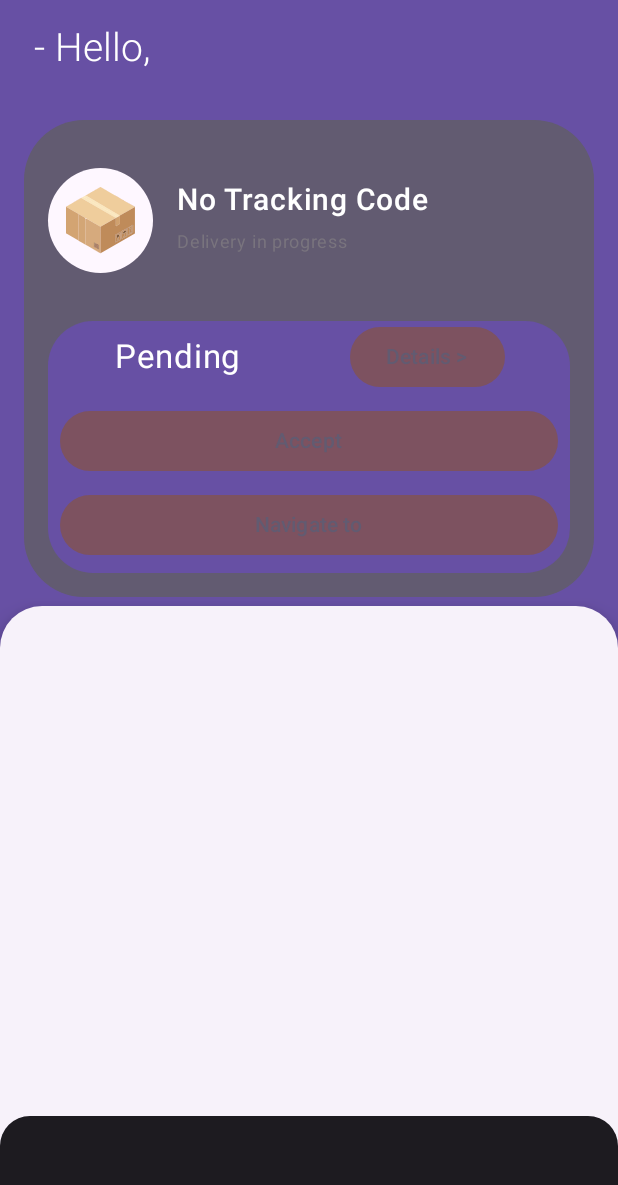
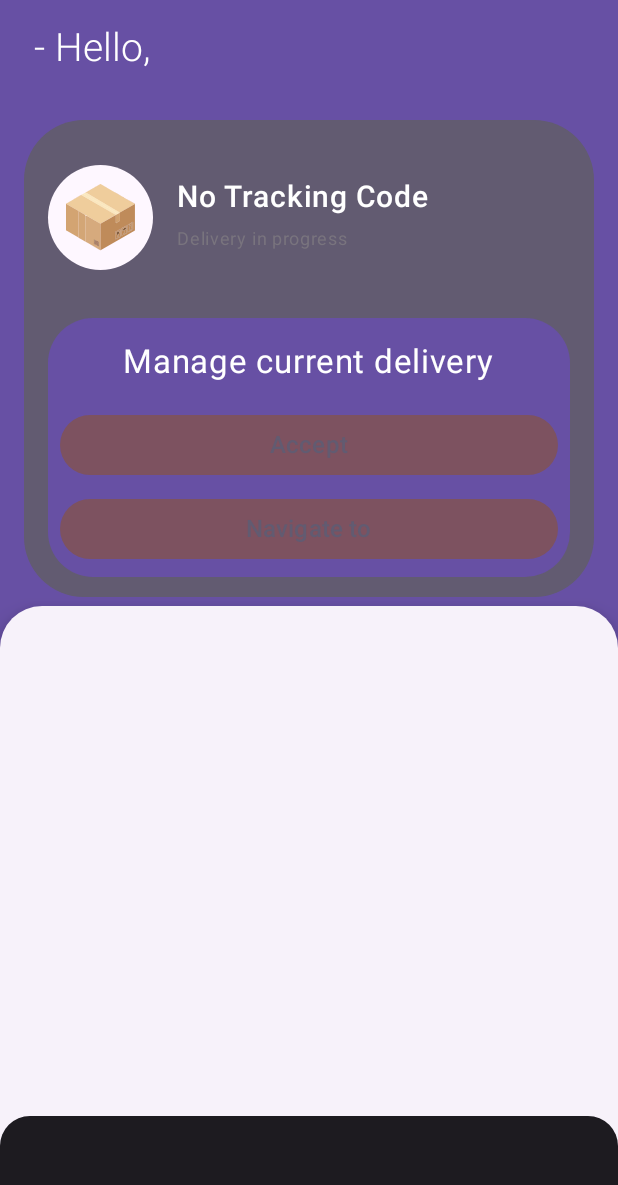
Before and after one commit to ljubicics/door2door-app, an Android app built with Jetpack Compose: the DeliveryDriverScreen screen opened through its navigation route, after a tap on "Navigate to", on a phone screen of 412 x 824 dp. Shown: the top 1185 px of the screen. Run offline under Robolectric (Android 15) with nearby library versions, the phone set to English and light mode, and no system bars; 1 statement that could not run was skipped.

Commit message:
Manage delivery driver actions

```diff
--- a/app/build.gradle.kts
+++ b/app/build.gradle.kts
@@ -23,6 +23,7 @@ android {
         vectorDrawables {
             useSupportLibrary = true
         }
+        signingConfig = signingConfigs.getByName("debug")
     }
 
     buildTypes {
--- a/app/src/main/java/com/example/door2door_app/delivery/data/datasource/DeliveryRemoteDataSource.kt
+++ b/app/src/main/java/com/example/door2door_app/delivery/data/datasource/DeliveryRemoteDataSource.kt
@@ -1,7 +1,7 @@
 package com.example.door2door_app.delivery.data.datasource
 
 import com.example.door2door_app.delivery.data.dto.DeliveryDto
-import com.example.door2door_app.delivery.data.mapper.DeliveryMapper
+import com.example.door2door_app.delivery.data.repository.mapper.DeliveryMapper
 import com.example.door2door_app.delivery.domain.model.Delivery
 import com.example.door2door_app.networking.response.RepositoryResponse
 import com.example.door2door_app.networking.util.safeRequest
--- a/app/src/main/java/com/example/door2door_app/delivery/data/mapper/DeliveryMapper.kt
+++ b/app/src/main/java/com/example/door2door_app/delivery/data/repository/mapper/DeliveryMapper.kt
@@ -1,4 +1,4 @@
-package com.example.door2door_app.delivery.data.mapper
+package com.example.door2door_app.delivery.data.repository.mapper
 
 import com.example.door2door_app.delivery.data.dto.DeliveryDto
 import com.example.door2door_app.delivery.domain.model.Delivery
--- a/app/src/main/java/com/example/door2door_app/delivery/ui/components/DeliveryActions.kt
+++ b/app/src/main/java/com/example/door2door_app/delivery/ui/components/DeliveryActions.kt
@@ -53,72 +53,69 @@ fun DeliveryActions(
             contentColor = MaterialTheme.colorScheme.onPrimary
         )
     ) {
-        Row(
-            horizontalArrangement = Arrangement.Center,
-            verticalAlignment = Alignment.CenterVertically
+        Column(
+            modifier = modifier.fillMaxWidth(),
+            verticalArrangement = Arrangement.Center,
+            horizontalAlignment = Alignment.CenterHorizontally
         ) {
-            Column(
-                modifier = modifier.weight(1f),
-                horizontalAlignment = Alignment.CenterHorizontally,
-                verticalArrangement = Arrangement.Center
+            Row(
+                modifier = Modifier.padding(paddingValues = PaddingValues(16.dp)),
             ) {
                 Text(
-                    text = deliveryStatusText,
-                    fontWeight = FontWeight.Normal,
-                    fontSize = 22.sp
+                    text = "Manage current delivery",
+                    fontSize = 22.sp,
+                    fontWeight = FontWeight.Normal
                 )
             }
-            Column(
-                modifier = modifier.weight(1f),
-                horizontalAlignment = Alignment.CenterHorizontally,
-                verticalArrangement = Arrangement.Center
-            ) {
+            Row {
                 Button(
-                    modifier = Modifier.padding(paddingValues = PaddingValues(end = 16.dp)),
-                    onClick = {},
+                    modifier = Modifier
+                        .fillMaxWidth()
+                        .padding(paddingValues = PaddingValues(start = 8.dp, end = 8.dp, top = 2.dp, bottom = 4.dp)),
+                    onClick = {
+                        val gmmIntentUri =
+                            Uri.parse("google.navigation:q=Trg+Republike,+Belgrade+Serbia")
+                        val mapIntent = Intent(Intent.ACTION_VIEW, gmmIntentUri)
+                        mapIntent.setPackage("com.google.android.apps.maps")
+                        startActivity(context, mapIntent, null)
+                    },
                     colors = ButtonDefaults.buttonColors(
                         containerColor = MaterialTheme.colorScheme.tertiary,
                         contentColor = MaterialTheme.colorScheme.secondary,
                     )
                 ) {
                     Text(
-                        text = "Details >",
+                        text = "Accept",
+                        fontSize = 16.sp,
                         fontWeight = FontWeight.SemiBold
                     )
                 }
             }
-        }
-        Row {
-            Button(
-                modifier = Modifier
-                    .fillMaxWidth()
-                    .padding(paddingValues = PaddingValues(start = 8.dp, end = 8.dp, top = 8.dp, bottom = 4.dp)),
-                onClick = { /*TODO*/ },
-                colors = ButtonDefaults.buttonColors(
-                    containerColor = MaterialTheme.colorScheme.tertiary,
-                    contentColor = MaterialTheme.colorScheme.secondary,
-                )
-            ) {
-                Text(text = "Accept")
-            }
-        }
-        Row {
-            Button(
-                modifier = Modifier
-                    .fillMaxWidth()
-                    .padding(paddingValues = PaddingValues(start = 8.dp, end = 8.dp, top = 4.dp, bottom = 8.dp)),
-                onClick = {
-                    val gmmIntentUri = Uri.parse("google.navigation:q=Banatska+23,+Belgrade+Serbia")
-                    val mapIntent = Intent(Intent.ACTION_VIEW, gmmIntentUri)
-                    mapIntent.setPackage("com.google.android.apps.maps")
-                    startActivity(context, mapIntent, null)
-                },
-                colors = ButtonDefaults.buttonColors(
-                    containerColor = MaterialTheme.colorScheme.tertiary,
-                    contentColor = MaterialTheme.colorScheme.secondary,
-                )
-            ) {
-                Text(text = "Navigate to")
+            Row {
+                Button(
+                    modifier = Modifier
+                        .fillMaxWidth()
+                        .padding(paddingValues = PaddingValues(start = 8.dp, end = 8.dp, top = 4.dp, bottom = 8.dp)),
+                    onClick = {
+                        if (delivery != null) {
+                            val gmmIntentUri =
+                                Uri.parse("google.navigation:q=${delivery.pickupLocation},+Belgrade+Serbia")
+                            val mapIntent = Intent(Intent.ACTION_VIEW, gmmIntentUri)
+                            mapIntent.setPackage("com.google.android.apps.maps")
+                            startActivity(context, mapIntent, null)
+                        }
+                    },
+                    colors = ButtonDefaults.buttonColors(
+                        containerColor = MaterialTheme.colorScheme.tertiary,
+                        contentColor = MaterialTheme.colorScheme.secondary,
+                    )
+                ) {
+                    Text(
+                        text = "Navigate to",
+                        fontSize = 16.sp,
+                        fontWeight = FontWeight.SemiBold
+                    )
+                }
             }
         }
     }
--- a/app/src/main/java/com/example/door2door_app/delivery/ui/components/DeliveryItem.kt
+++ b/app/src/main/java/com/example/door2door_app/delivery/ui/components/DeliveryItem.kt
@@ -66,7 +66,7 @@ private fun DeliveryItemContent(
                     modifier = Modifier
                         .background(
                             color = MaterialTheme.colorScheme.surface,
-                            shape = CircleShape
+                            shape = RoundedCornerShape(20.dp)
                         ),
                     contentAlignment = Alignment.Center
                 ) {
--- /dev/null
+++ b/app/src/main/java/com/example/door2door_app/delivery/ui/components/util/DeliveryButtonTextResolver.kt
@@ -0,0 +1,4 @@
+package com.example.door2door_app.delivery.ui.components.util
+
+class DeliveryButtonTextResolver {
+}
--- a/app/src/main/java/com/example/door2door_app/delivery/ui/driver/DriverDeliveriesScreen.kt
+++ b/app/src/main/java/com/example/door2door_app/delivery/ui/driver/DriverDeliveriesScreen.kt
@@ -31,6 +31,7 @@ import com.example.door2door_app.delivery.ui.components.DeliveryInProgressItem
 import com.example.door2door_app.delivery.ui.components.NoDeliveriesView
 import com.example.door2door_app.ui.theme.Door2DoorAppTheme
 import com.example.door2door_app.user.domain.model.Account
+import com.example.door2door_app.user.domain.model.User
 import org.koin.androidx.compose.koinViewModel
 
 @Composable
@@ -44,6 +45,7 @@ fun DriverDeliveriesScreen(
 
     DriverDeliveriesScreenContent(
         account = state.account ?: Account(),
+        user = state.user ?: User(),
         inProgressDelivery = state.inProgressDelivery ?: Delivery(),
         deliveries = state.finishedDeliveries
     )
@@ -53,6 +55,7 @@ fun DriverDeliveriesScreen(
 @Composable
 private fun DriverDeliveriesScreenContent(
     account: Account = Account(),
+    user: User = User(),
     inProgressDelivery: Delivery = Delivery(),
     deliveries: List<Delivery> = emptyList()
 ) {
@@ -79,7 +82,7 @@ private fun DriverDeliveriesScreenContent(
             TopAppBar(
                 title = {
                     Text(
-                        text = " - Hello, ${account.username}",
+                        text = " - Hello, ${user.name}",
                         fontWeight = FontWeight.W300,
                         fontSize = 26.sp
                     )
@@ -118,6 +121,6 @@ fun PreviewDriverDeliverisScreen() {
         }
     }
     Door2DoorAppTheme {
-        DriverDeliveriesScreenContent(Account(), Delivery(), list)
+        DriverDeliveriesScreenContent(Account(username = "Username"), User(name = "Strahinja"), Delivery(), list)
     }
 }
--- a/app/src/main/java/com/example/door2door_app/delivery/ui/driver/DriverDeliveriesViewModel.kt
+++ b/app/src/main/java/com/example/door2door_app/delivery/ui/driver/DriverDeliveriesViewModel.kt
@@ -8,6 +8,7 @@ import com.example.door2door_app.delivery.domain.usecase.ChangeDeliveryStatusUse
 import com.example.door2door_app.delivery.domain.usecase.GetAllFinishedDriverDeliveriesUseCase
 import com.example.door2door_app.delivery.domain.usecase.GetInProgressDriverDeliveryUseCase
 import com.example.door2door_app.user.domain.model.Account
+import com.example.door2door_app.user.domain.model.User
 import com.example.door2door_app.user.domain.repository.preferences.IUserPreferences
 import kotlinx.coroutines.Dispatchers
 import kotlinx.coroutines.flow.MutableStateFlow
@@ -25,6 +26,7 @@ class DriverDeliveriesViewModel(
 
     data class State(
         val account: Account? = null,
+        val user: User? = null,
         val finishedDeliveries: List<Delivery> = emptyList(),
         val inProgressDelivery: Delivery? = null
     )
@@ -43,7 +45,8 @@ class DriverDeliveriesViewModel(
     fun loadDriverInfo() {
         viewModelScope.launch(Dispatchers.IO) {
             val account = preferences.getAccountData()
-            _state.update { it.copy(account = account) }
+            val user = preferences.getUserData()
+            _state.update { it.copy(account = account, user = user) }
         }
     }
 
--- a/app/src/main/java/com/example/door2door_app/login/di/LoginModule.kt
+++ b/app/src/main/java/com/example/door2door_app/login/di/LoginModule.kt
@@ -6,10 +6,12 @@ import com.example.door2door_app.login.domain.repository.ILoginRepository
 import com.example.door2door_app.login.domain.repository.datasource.IRemoteDataSource
 import com.example.door2door_app.login.domain.usecase.LoginUseCase
 import com.example.door2door_app.login.domain.usecase.StoreAccountInfoUseCase
+import com.example.door2door_app.login.domain.usecase.StoreUserInfoUseCase
 import com.example.door2door_app.login.ui.LoginViewModel
 import com.example.door2door_app.navigation.bottom.BottomNavigationViewModel
 import org.koin.androidx.viewmodel.dsl.viewModelOf
 import org.koin.dsl.module
+import kotlin.math.sin
 
 val loginModule = module {
 
@@ -23,4 +25,5 @@ val loginModule = module {
     //usecase
     single { LoginUseCase(get(), get()) }
     single { StoreAccountInfoUseCase(get(), get()) }
+    single { StoreUserInfoUseCase(get(), get()) }
 }
--- a/app/src/main/java/com/example/door2door_app/login/ui/LoginScreen.kt
+++ b/app/src/main/java/com/example/door2door_app/login/ui/LoginScreen.kt
@@ -199,14 +199,14 @@ fun LoginForm(
             Text(
                 text = "Don't have an account? ",
                 fontWeight = FontWeight.Medium,
-                color = MaterialTheme.colorScheme.primary
+                color = MaterialTheme.colorScheme.secondary
             )
             Text(
                 modifier = modifier.clickable {
                     onRegisterClick()
                 },
                 text = "Register here",
-                color = MaterialTheme.colorScheme.error
+                color = Color.Blue
             )
         }
 
--- a/app/src/main/java/com/example/door2door_app/login/ui/LoginViewModel.kt
+++ b/app/src/main/java/com/example/door2door_app/login/ui/LoginViewModel.kt
@@ -4,6 +4,7 @@ import androidx.lifecycle.ViewModel
 import androidx.lifecycle.viewModelScope
 import com.example.door2door_app.login.domain.usecase.LoginUseCase
 import com.example.door2door_app.login.domain.usecase.StoreAccountInfoUseCase
+import com.example.door2door_app.login.domain.usecase.StoreUserInfoUseCase
 import com.example.door2door_app.user.domain.model.RoleName
 import kotlinx.coroutines.Dispatchers
 import kotlinx.coroutines.channels.Channel
@@ -21,7 +22,8 @@ sealed interface NextScreen {
 
 class LoginViewModel(
     private val loginUseCase: LoginUseCase,
-    private val storeAccountInfoUseCase: StoreAccountInfoUseCase
+    private val storeAccountInfoUseCase: StoreAccountInfoUseCase,
+    private val storeUserInfoUseCase: StoreUserInfoUseCase
 ) : ViewModel() {
 
     data class State(
@@ -48,6 +50,7 @@ class LoginViewModel(
                     RoleName.UNKNOWN -> _loginError.send(Unit)
                     RoleName.ROLE_ADMIN -> _loginError.send(Unit)
                 }
+                storeUserInfoUseCase(username())
             } else {
                 _loginError.send(Unit)
             }
--- a/app/src/main/java/com/example/door2door_app/user/data/preferences/UserPreferences.kt
+++ b/app/src/main/java/com/example/door2door_app/user/data/preferences/UserPreferences.kt
@@ -19,6 +19,7 @@ class UserPreferences(
 
     private val tokenKey = stringPreferencesKey("TOKEN")
     private val accountInfoKey = stringPreferencesKey("ACCOUNT_INFO")
+    private val userInfoKey = stringPreferencesKey("USER_INFO")
 
     override suspend fun storeToken(token: String) {
         preferences.edit { preferences ->
@@ -39,11 +40,16 @@ class UserPreferences(
     }
 
     override suspend fun storeUserData(user: User) {
-        TODO("Not yet implemented")
+        preferences.edit { preferences ->
+            preferences[userInfoKey] = Json.encodeToString(user)
+        }
     }
 
     override suspend fun getUserData(): User {
-        TODO("Not yet implemented")
+        val user = preferences.data.map { preferences ->
+            preferences[userInfoKey] ?: ""
+        }.first()
+        return Json.decodeFromString(string = user)
     }
 
     override suspend fun storeAccountData(account: Account) {
@@ -58,7 +64,7 @@ class UserPreferences(
         }.first()
 
         return if (account != "") {
-            Json.decodeFromString(account)
+            Json.decodeFromString(string = account)
         } else {
             Account(
                 role = RoleName.UNKNOWN
--- a/app/src/main/java/com/example/door2door_app/user/data/repository/UserRepository.kt
+++ b/app/src/main/java/com/example/door2door_app/user/data/repository/UserRepository.kt
@@ -3,6 +3,7 @@ package com.example.door2door_app.user.data.repository
 import com.example.door2door_app.networking.response.RepositoryResponse
 import com.example.door2door_app.user.data.model.AccountDto
 import com.example.door2door_app.user.data.model.UserDto
+import com.example.door2door_app.user.domain.model.User
 import com.example.door2door_app.user.domain.repository.IUserRepository
 import com.example.door2door_app.user.domain.repository.datasource.IUserRemoteDataSource
 
@@ -13,6 +14,10 @@ class UserRepository(
         TODO("Not yet implemented")
     }
 
+    override suspend fun fetchUserInfo(username: String): RepositoryResponse<User> {
+        return userRemoteDataSource.fetchUserInfo(username)
+    }
+
     override suspend fun fetchAccountInfo(username: String): RepositoryResponse<AccountDto> {
         return userRemoteDataSource.fetchAccountInfo(username)
     }
--- a/app/src/main/java/com/example/door2door_app/user/domain/model/User.kt
+++ b/app/src/main/java/com/example/door2door_app/user/domain/model/User.kt
@@ -4,5 +4,9 @@ import kotlinx.serialization.Serializable
 
 @Serializable
 data class User(
-    val username: String
+    val name: String = "",
+    val surname: String = "",
+    val email: String? = null,
+    val mobileNumber: String? = null,
+    val address: String? = null
 )
--- a/app/src/main/java/com/example/door2door_app/user/domain/repository/IUserRepository.kt
+++ b/app/src/main/java/com/example/door2door_app/user/domain/repository/IUserRepository.kt
@@ -7,5 +7,6 @@ import com.example.door2door_app.user.domain.model.User
 
 interface IUserRepository {
     suspend fun fetchUserRole(username: String): RepositoryResponse<UserDto>
+    suspend fun fetchUserInfo(username: String): RepositoryResponse<User>
     suspend fun fetchAccountInfo(username: String): RepositoryResponse<AccountDto>
 }
--- a/app/src/main/java/com/example/door2door_app/user/domain/repository/datasource/IUserRemoteDataSource.kt
+++ b/app/src/main/java/com/example/door2door_app/user/domain/repository/datasource/IUserRemoteDataSource.kt
@@ -3,8 +3,10 @@ package com.example.door2door_app.user.domain.repository.datasource
 import com.example.door2door_app.networking.response.RepositoryResponse
 import com.example.door2door_app.user.data.model.AccountDto
 import com.example.door2door_app.user.data.model.UserDto
+import com.example.door2door_app.user.domain.model.User
 
 interface IUserRemoteDataSource {
     suspend fun fetchUserRole(username: String): RepositoryResponse<UserDto>
+    suspend fun fetchUserInfo(username: String): RepositoryResponse<User>
     suspend fun fetchAccountInfo(username: String): RepositoryResponse<AccountDto>
 }
```
Also changed, not shown: app/src/main/java/com/example/door2door_app/login/domain/usecase/StoreUserInfoUseCase.kt (added, +23 -0 lines), app/src/main/java/com/example/door2door_app/user/data/datasource/remote/UserRemoteDataSource.kt (+15 -1 lines), app/src/main/java/com/example/door2door_app/user/data/repository/UserMapper.kt (added, +16 -0 lines).
